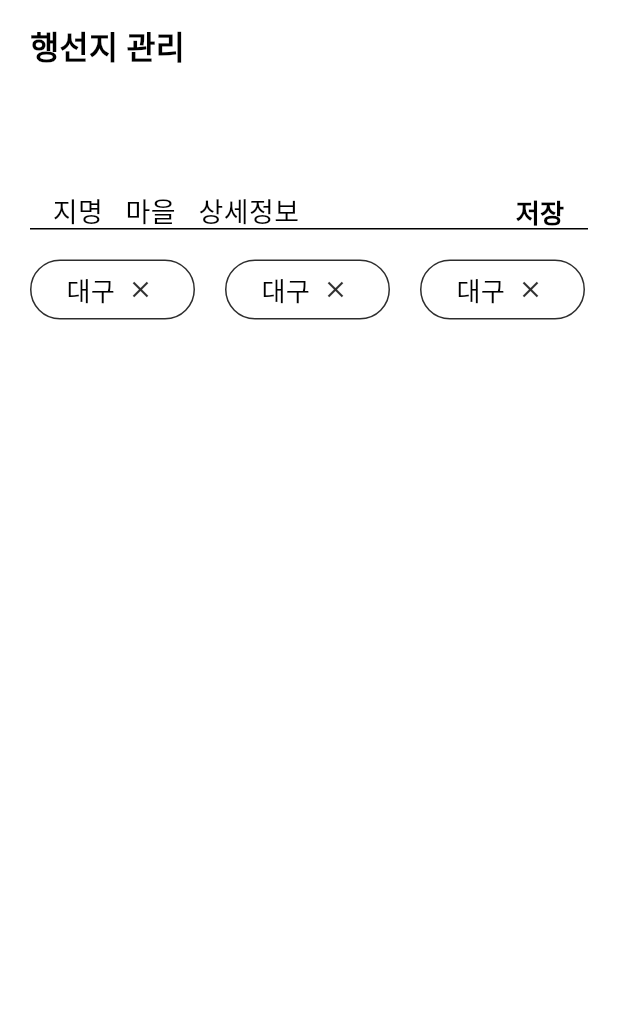
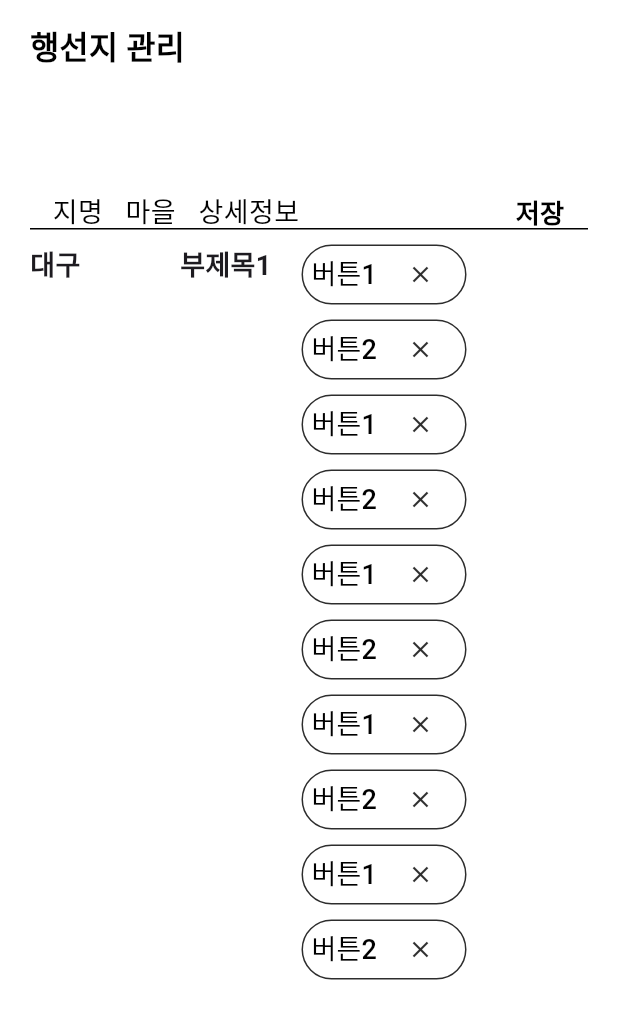
Before and after one commit to Guardian-Bus-System/web, a Flutter app: the AdminPlaceNameSrceen widget shown alone on an empty page, opened directly, after a tap on "마을", after a tap on "상세정보", on a phone screen of 412 x 824 dp. Shown: the top 1019 px of the screen. Run offline on Flutter 3.47's test engine with Material 3 defaults, Android fonts, the phone set to English and light mode, and no system bars; our stand-ins replace flutter_local_notifications, get, multi_select_flutter, shared_preferences, url_strategy, velocity_x; accounts and stored records are empty.

Commit message:
add admin more inform at 'route manage page'

```diff
--- a/lib/screen/admin/adminScreen/adminPlaceNameSrceen.dart
+++ b/lib/screen/admin/adminScreen/adminPlaceNameSrceen.dart
@@ -1,4 +1,5 @@
 import 'package:capstone_front/screen/admin/widget/adminStation/adminPlaceNameContent.dart';
+import 'package:capstone_front/screen/admin/widget/adminStation/adminStationInformContent.dart';
 import 'package:capstone_front/screen/admin/widget/adminStation/adminStationMiddleWidget.dart';
 import 'package:capstone_front/screen/admin/widget/adminStation/adminTownContent.dart';
 import 'package:capstone_front/screen/admin/widget/adminTitleWidget.dart';
@@ -26,9 +27,11 @@ class _AdminPlaceNameSrceenState extends State<AdminPlaceNameSrceen> {
     // 경로에 따라 다른 화면 반환
     switch (_currentRoute) {
       case '/bus/item2':
-        return AdminPlaceNameContent();// 지역
+        return AdminPlaceNameContent(); // 지역
       case '/bus/item3':
-        return AdminTownContent();// 마을
+        return AdminTownContent(); // 마을
+      case '/bus/item4':
+        return AdminStationInformContent(); // 상세정보
       default:
         return AdminPlaceNameContent();
     }
--- /dev/null
+++ b/lib/screen/admin/widget/adminStation/adminStationInformContent.dart
@@ -0,0 +1,170 @@
+import 'package:flutter/material.dart';
+import 'package:capstone_front/CustomSide/responsive_screen_size.dart';
+import 'package:get/get.dart';
+import 'package:velocity_x/velocity_x.dart';
+
+class AdminStationInformContent extends StatefulWidget {
+  const AdminStationInformContent({Key? key}) : super(key: key);
+
+  @override
+  State<AdminStationInformContent> createState() =>
+      _AdminStationInformContent();
+}
+
+class _AdminStationInformContent extends State<AdminStationInformContent> {
+  // 예시 데이터 모델
+  final List<Map<String, dynamic>> data = [
+    {
+      'mainTitle': '대구',
+      'subtitles': [
+        {
+          'subtitle': '부제목1',
+          'buttons': [
+            '버튼1',
+            '버튼2',
+            '버튼1',
+            '버튼2',
+            '버튼1',
+            '버튼2',
+            '버튼1',
+            '버튼2',
+            '버튼1',
+            '버튼2',
+            '버튼3'
+          ]
+        },
+        {
+          'subtitle': '부제목2',
+          'buttons': ['버튼4', '버튼5']
+        },
+      ],
+    },
+    {
+      'mainTitle': '서울',
+      'subtitles': [
+        {
+          'subtitle': '부제목1',
+          'buttons': ['버튼1', '버튼2']
+        },
+        {
+          'subtitle': '부제목2',
+          'buttons': ['버튼3']
+        },
+      ],
+    },
+    {
+      'mainTitle': '부산',
+      'subtitles': [
+        {
+          'subtitle': '부제목1',
+          'buttons': ['버튼1', '버튼2', '버튼3']
+        },
+      ],
+    },
+  ];
+
+  // 스타일 정의
+  final TextStyle titleStyle = TextStyle(
+    fontWeight: FontWeight.bold,
+    fontSize: 18,
+  );
+
+  @override
+  Widget build(BuildContext context) {
+    ScreenSize screen = ScreenSize(context);
+
+    Widget buildSubtitleRow(String subtitle, List<String> buttons) {
+      return Row(
+        crossAxisAlignment: CrossAxisAlignment.start,
+        children: [
+          Text(
+            subtitle,
+            style: titleStyle,
+          ).paddingOnly(right: 20),
+          Expanded(
+            child: Wrap(
+              spacing: 20,
+              runSpacing: 10,
+              children: buttons.map((buttonText) {
+                return Container(
+                  width: 110,
+                  height: 40,
+                  decoration: BoxDecoration(
+                    border: Border.all(
+                      width: 1,
+                      color: Color.fromARGB(255, 45, 45, 45),
+                    ),
+                    borderRadius: BorderRadius.circular(30),
+                  ),
+                  child: TextButton(
+                    style: TextButton.styleFrom(
+                      padding: EdgeInsets.zero, // 패딩 없애기
+                    ),
+                    onPressed: () {},
+                    child: Row(
+                      mainAxisAlignment: MainAxisAlignment.center,
+                      children: [
+                        Text(buttonText,
+                                style: TextStyle(
+                                    fontSize: 18, color: Colors.black))
+                            .paddingOnly(right: 5),
+                        IconButton(
+                          padding: EdgeInsets.zero, // 패딩 없애기
+                          constraints: BoxConstraints(), // 제약 조건 제거
+                          icon: const Icon(Icons.close),
+                          color: const Color.fromARGB(255, 45, 45, 45),
+                          onPressed: () {},
+                        ),
+                      ],
+                    ),
+                  ),
+                );
+              }).toList(),
+            ),
+          ),
+        ],
+      );
+    }
+
+    return SizedBox(
+      width: screen.width,
+      height: screen.height * 0.5,
+      child: SingleChildScrollView(
+        child: Column(
+          crossAxisAlignment: CrossAxisAlignment.start,
+          children: data.map((item) {
+            return Padding(
+              padding: const EdgeInsets.only(bottom: 20.0),
+              child: Row(
+                crossAxisAlignment: CrossAxisAlignment.start,
+                children: [
+                  // 메인 제목
+                  Container(
+                    width: 100,
+                    child: Text(
+                      item['mainTitle'],
+                      style: titleStyle,
+                    ).paddingOnly(right: 20),
+                  ),
+                  // 부제목과 버튼
+                  Expanded(
+                    child: Column(
+                      crossAxisAlignment: CrossAxisAlignment.start,
+                      children: item['subtitles'].map<Widget>((subtitleItem) {
+                        return Padding(
+                          padding: const EdgeInsets.only(bottom: 20.0),
+                          child: buildSubtitleRow(subtitleItem['subtitle'],
+                              subtitleItem['buttons']),
+                        );
+                      }).toList(),
+                    ),
+                  ),
+                ],
+              ),
+            );
+          }).toList(),
+        ).paddingOnly(top: 10),
+      ),
+    );
+  }
+}
--- a/lib/screen/admin/widget/adminStation/adminTownContent.dart
+++ b/lib/screen/admin/widget/adminStation/adminTownContent.dart
@@ -10,29 +10,65 @@ class AdminTownContent extends StatefulWidget {
 }
 
 class _AdminTownContentState extends State<AdminTownContent> {
+  // 예시 데이터 모델
+  final List<Map<String, dynamic>> data = [
+    {
+      'title': '대구',
+      'buttons': [
+        '버튼1',
+        '버튼2',
+        '버튼3',
+        '버튼4',
+        '버튼5',
+        '버튼6',
+        '버튼7',
+        '버튼8',
+        '버튼9',
+        '버튼1',
+        '버튼2',
+        '버튼3',
+        '버튼4',
+        '버튼5',
+        '버튼6',
+        '버튼7',
+        '버튼8',
+        '버튼9'
+      ]
+    },
+    {
+      'title': '서울',
+      'buttons': ['버튼1', '버튼2', '버튼3', '버튼4', '버튼5']
+    },
+    {
+      'title': '부산',
+      'buttons': ['버튼1', '버튼2', '버튼3']
+    },
+  ];
+
   @override
   Widget build(BuildContext context) {
     ScreenSize screen = ScreenSize(context);
 
-    return SizedBox(
-      width: screen.width,
-      height: screen.height * 0.5,
+    Widget buildRow(String title, List<String> buttons) {
+      return Row(
+        crossAxisAlignment: CrossAxisAlignment.start,
+        children: [
+          title.text.bold.xl.make().pOnly(right: 20),
+          Expanded(
             child: Wrap(
-          direction: Axis.horizontal,
               spacing: 20,
-          runSpacing: 15,
-          alignment: WrapAlignment.start,
-          children: List.generate(10, (index) {
+              runSpacing: 10,
+              children: buttons.map((buttonText) {
                 return Container(
-              // 기본적으로 부여되는 button의 padding 요소로 인해, container width가 기본 100px + 10px 꼴이 되어버림!
-              // 혹시 해결 방법을 알고 계신다면 해결 부탁드려요...
                   width: 110,
                   height: 40,
                   decoration: BoxDecoration(
                     border: Border.all(
                       width: 1,
-                      color: Color.fromARGB(255, 45, 45, 45)),
-                  borderRadius: BorderRadius.circular(30)),
+                      color: Color.fromARGB(255, 45, 45, 45),
+                    ),
+                    borderRadius: BorderRadius.circular(30),
+                  ),
                   child: TextButton(
                     style: TextButton.styleFrom(
                       padding: EdgeInsets.zero, // 패딩 없애기
@@ -41,8 +77,10 @@ class _AdminTownContentState extends State<AdminTownContent> {
                     child: Row(
                       mainAxisAlignment: MainAxisAlignment.center,
                       children: [
-                    '대구'.text.black.xl.make().pOnly(right: 5),
+                        buttonText.text.black.xl.make().pOnly(right: 5),
                         IconButton(
+                          padding: EdgeInsets.zero, // 패딩 없애기
+                          constraints: BoxConstraints(), // 제약 조건 제거
                           icon: const Icon(Icons.close),
                           color: const Color.fromARGB(255, 45, 45, 45),
                           onPressed: () {},
@@ -51,7 +89,26 @@ class _AdminTownContentState extends State<AdminTownContent> {
                     ),
                   ),
                 );
-          })).pOnly(top: 20),
+              }).toList(),
+            ),
+          ),
+        ],
+      );
+    }
+
+    return SizedBox(
+      width: screen.width,
+      height: screen.height * 0.5,
+      child: SingleChildScrollView(
+        child: Column(
+          children: data.map((item) {
+            return Padding(
+              padding: const EdgeInsets.only(bottom: 20.0),
+              child: buildRow(item['title'], item['buttons']),
+            );
+          }).toList(),
+        ).pOnly(top: 10),
+      ),
     );
   }
 }
```
Lines whose indentation alone changed are shown as unchanged.
